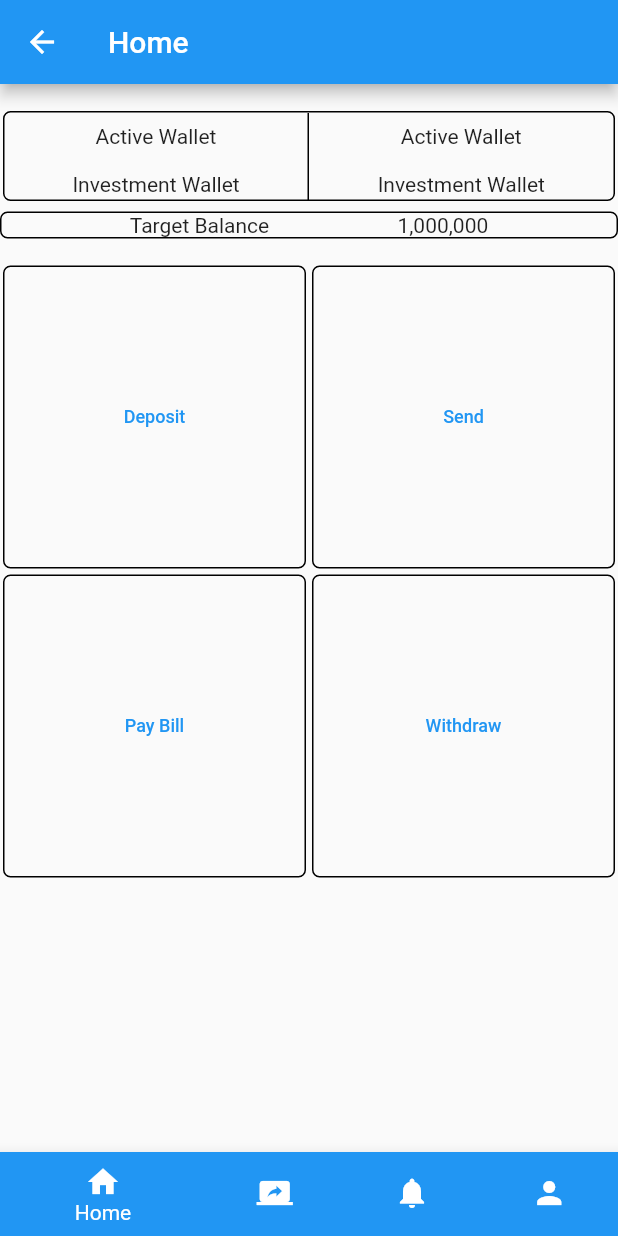
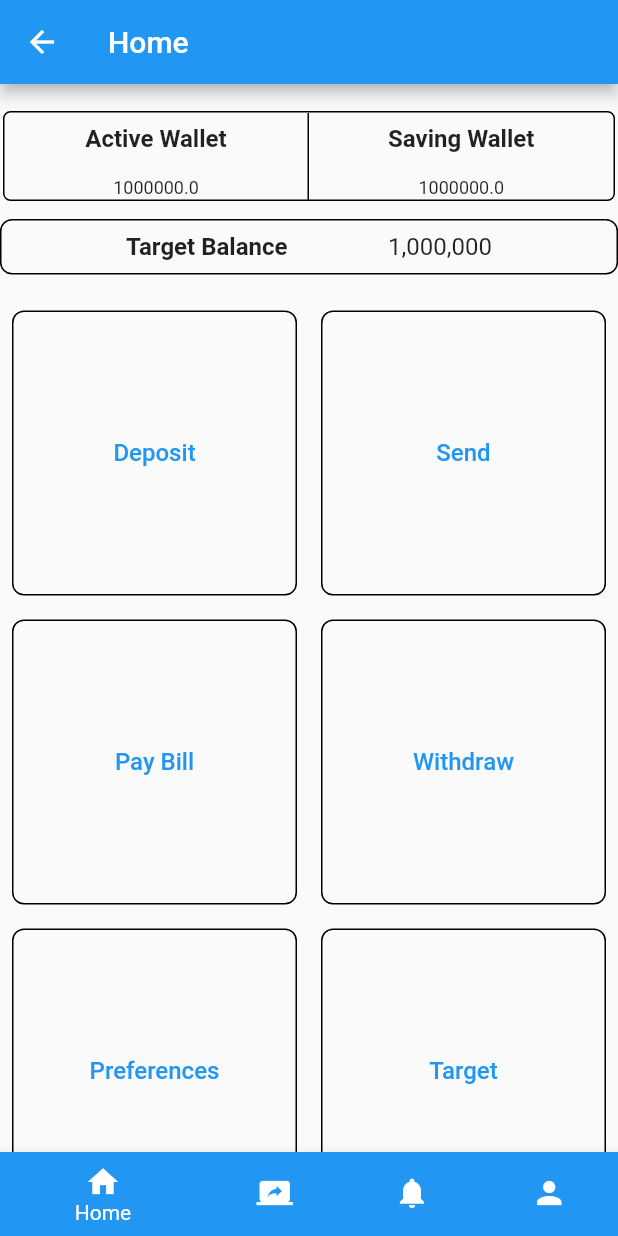
Before and after one commit to travycent/savings_wallet_mobile, a Flutter app: the HomePage screen opened directly, on a phone screen of 412 x 824 dp. Run offline on Flutter 3.47's test engine with Material 2 defaults, Android fonts, the phone set to English and light mode, and no system bars; our stand-ins replace animated_splash_screen, page_transition.

Commit message:
Added all components to Grid

```diff
--- a/lib/screens/banking/home_page.dart
+++ b/lib/screens/banking/home_page.dart
@@ -17,6 +17,10 @@ class HomePage extends StatefulWidget {
 }
 class _HomePageState extends State<HomePage> {
   final String? title = "Home";
+  final double gridHeightValue=60;
+  final double gridWidthValue=150;
+  double? activeWalletBalance = 1000000;
+  double? savingWalletBalance = 1000000;
   int _currentIndex = 0;
 
   @override
@@ -25,7 +29,8 @@ class _HomePageState extends State<HomePage> {
       appBar: AppBar(
         title: Text(title!),
       ),
-      body: Center(
+      body:SingleChildScrollView(
+        child: Center(
           child: Padding(
             padding: const EdgeInsets.only(top: 16.0, bottom: 16.0),
             child: Column(
@@ -47,14 +52,23 @@ class _HomePageState extends State<HomePage> {
                           border: Border(right: BorderSide(color: Colors.black)),
                         ),
                         child: Column(
-                        children:  <Widget>[
+                          children: <Widget>[
                             Container(
                               padding: const EdgeInsets.all(8.0),
-                            child: const Text('Active Wallet'),
+                              child: const Text(
+                                'Active Wallet',
+                                style: TextStyle(
+                                  fontSize: 16,
+                                  fontWeight: FontWeight.bold,
+                                ),
+                              ),
                             ),
                             Container(
                               padding: const EdgeInsets.all(8.0),
-                            child: const Text('Investment Wallet'),
+                              child:  Text(
+                                activeWalletBalance!.toString(),
+                                style: const TextStyle(fontSize: 12),
+                              ),
                             ),
                           ],
                         ),
@@ -64,14 +78,23 @@ class _HomePageState extends State<HomePage> {
                           border: Border(bottom: BorderSide(color: Colors.black)),
                         ),
                         child: Column(
-                        children:  <Widget>[
+                          children: <Widget>[
                             Container(
                               padding: const EdgeInsets.all(8.0),
-                            child: const Text('Active Wallet'),
+                              child: const Text(
+                                'Saving Wallet',
+                                style: TextStyle(
+                                  fontSize: 16,
+                                  fontWeight: FontWeight.bold,
+                                ),
+                              ),
                             ),
                             Container(
                               padding: const EdgeInsets.all(8.0),
-                            child: const Text('Investment Wallet'),
+                              child:  Text(
+                                savingWalletBalance!.toString(),
+                                style: const TextStyle(fontSize: 12),
+                              ),
                             ),
                           ],
                         ),
@@ -79,26 +102,27 @@ class _HomePageState extends State<HomePage> {
                     ],
                   ),
                 ),
-              const SizedBox(height: 5.0),
+                const SizedBox(height: 10.0),
                 Container(
+                  padding: const EdgeInsets.symmetric(horizontal: 16.0, vertical: 8.0),
                   decoration: BoxDecoration(
                     border: Border.all(color: Colors.black),
-                  borderRadius: BorderRadius.circular(5.0),
+                    borderRadius: BorderRadius.circular(8.0),
                   ),
                   child: Row(
                     mainAxisAlignment: MainAxisAlignment.spaceEvenly,
-                  children:  <Widget>[
-                    Container(
-                      // decoration: const BoxDecoration(
-                      //   border: Border(right: BorderSide(color: Colors.black)),
-                      // ),
-                      child: const Text('Target Balance'),
+                    children: const <Widget>[
+                      Text(
+                        'Target Balance',
+                        style: TextStyle(
+                          fontSize: 16,
+                          fontWeight: FontWeight.bold,
                         ),
-                    Container(
-
-                      child: const Text('1,000,000'),
                       ),
-
+                      Text(
+                        '1,000,000',
+                        style: TextStyle(fontSize: 16),
+                      ),
                     ],
                   ),
                 ),
@@ -106,122 +130,19 @@ class _HomePageState extends State<HomePage> {
                 GridView.count(
                   crossAxisCount: 2,
                   shrinkWrap: true,
+                  physics: const NeverScrollableScrollPhysics(),
                   children: <Widget>[
-                  Container(
-                    height: 100,
-                    width: 150,
-                    margin: const EdgeInsets.all(2.0),
-                    decoration: BoxDecoration(
-                      border: Border.all(color: Colors.black),
-                      borderRadius: BorderRadius.circular(5.0),
-                    ),
-                    child: Center(
-                        child:TextButton(
-                          child: const Text(
-                              'Deposit',
-                              textAlign: TextAlign.center,
-                              style: TextStyle(
-                                fontSize:12.0,
-                              ),
-                            ),
-                          onPressed: (){
-                            //Move to the withdraw screen
-                            Navigator.push(
-                              context,
-                              MaterialPageRoute(builder:(context) => const DepositPage()),
-                            );
-                          },
-                        ),
+                    _buildGridItem('Deposit', const DepositPage()),
+                    _buildGridItem('Send', const SendPage()),
+                    _buildGridItem('Pay Bill', const PayBillPage()),
+                    _buildGridItem('Withdraw', const WithdrawPage()),
+                    _buildGridItem('Preferences', const SavingsPreferencesPage()),
+                    _buildGridItem('Target', const SavingsTargetPage()),
 
-                      ),
-                  ),
-                  Container(
-                    height: 100,
-                    width: 150,
-                    margin: const EdgeInsets.all(2.0),
-                    decoration: BoxDecoration(
-                      border: Border.all(color: Colors.black),
-                      borderRadius: BorderRadius.circular(5.0),
-                    ),
-                    child: Center(
-                        child:TextButton(
-                          child: const Text(
-                              'Send',
-                              textAlign: TextAlign.center,
-                              style: TextStyle(
-                                fontSize:12.0,
-                              ),
-                            ),
-                          onPressed: (){
-                            //Move to the withdraw screen
-                            Navigator.push(
-                              context,
-                              MaterialPageRoute(builder:(context) => const SendPage()),
-                            );
-                          },
-                        ),
-
-                      ),
-                  ),
-                  Container(
-                    height: 100,
-                    width: 150,
-                    margin: const EdgeInsets.all(2.0),
-                    decoration: BoxDecoration(
-                      border: Border.all(color: Colors.black),
-                      borderRadius: BorderRadius.circular(5.0),
-                    ),
-                    child: Center(
-                        child:TextButton(
-                          child: const Text(
-                              'Pay Bill',
-                              textAlign: TextAlign.center,
-                              style: TextStyle(
-                                fontSize:12.0,
-                              ),
-                            ),
-                          onPressed: (){
-                            //Move to the withdraw screen
-                            Navigator.push(
-                              context,
-                              MaterialPageRoute(builder:(context) => const PayBillPage()),
-                            );
-                          },
-                        ),
-
-                      ),
-                  ),
-                  Container(
-                    height: 100,
-                    width: 150,
-                    margin: const EdgeInsets.all(2.0),
-                    decoration: BoxDecoration(
-                      border: Border.all(color: Colors.black),
-                      borderRadius: BorderRadius.circular(5.0),
-                    ),
-                    child: Center(
-                        child:TextButton(
-                          child: const Text(
-                              'Withdraw',
-                              textAlign: TextAlign.center,
-                              style: TextStyle(
-                                fontSize:12.0,
-                              ),
-                            ),
-                          onPressed: (){
-                            //Move to the withdraw screen
-                            Navigator.push(
-                              context,
-                              MaterialPageRoute(builder:(context) => const WithdrawPage()),
-                            );
-                          },
-                        ),
-
-                      ),
+                  ],
                 ),
               ],
             ),
-            ],
           ),
         ),
       ),
@@ -253,48 +174,25 @@ class _HomePageState extends State<HomePage> {
       ),
     );
   }
+  Widget _buildGridItem(String title, Widget page) {
+    return Container(
+      height: gridHeightValue,
+      width: gridWidthValue,
+      margin: const EdgeInsets.all(8.0),
+      decoration: BoxDecoration(
+        border: Border.all(color: Colors.black),
+        borderRadius: BorderRadius.circular(8.0),
+      ),
+      child: TextButton(
+        onPressed: () {
+          Navigator.push(context, MaterialPageRoute(builder: (context) => page));
+        },
+        child: Text(
+          title,
+          textAlign: TextAlign.center,
+          style: const TextStyle(fontSize: 16),
+        ),
+      ),
+    );
   }
-// class _HomePageState extends State<HomePage> {
-//   final String? title="Home";
-//   @override
-//   Widget build(BuildContext context) {
-//     return Scaffold(
-//       appBar: AppBar(
-//         title: Text(title!)
-//       ),
-//       body: Center(
-//           child: Padding(
-//             padding:  const EdgeInsets.only(top:16.0, bottom : 16.0),
-//             child: Container(
-//               decoration: BoxDecoration(
-//                 border: Border.all(color: Colors.black),
-//                 borderRadius: BorderRadius.circular(8.0),
-//               ),
-//               child: Column(
-//                 children: [
-//                   Row(
-//                     mainAxisAlignment: MainAxisAlignment.spaceEvenly,
-//                     children: const<Widget>[
-//                       Text('Active Wallet'),
-//                       Text('Savings Wallet'),
-
-//                     ],
-//                   ),
-//                   Row(
-//                     mainAxisAlignment: MainAxisAlignment.spaceEvenly,
-//                     children: const<Widget>[
-//                       Text('Investment Wallet'),
-//                       Text('Emergency Fund'),
-//                     ],
-//                   ),
-//                 ],
-//               ),
-//             ),
-
-
-//           ),
-
-//       ),
-//     );
-//   }
-// }
+}
```
Lines whose indentation alone changed are shown as unchanged.
